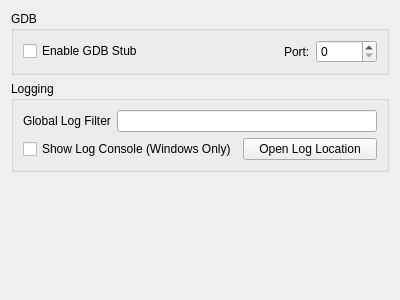
This is src/yuzu/configuration/configure_debug.ui in rorrim-rorrim/eden-alt as Qt 5 draws it before an edit. The edited form follows.
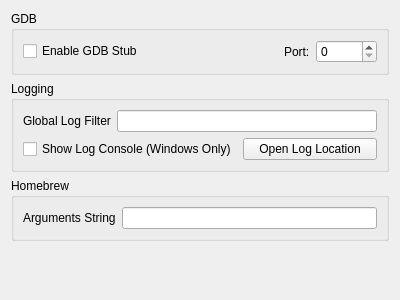
This is the edited form.

Commit message: qt: Add UI option to configure arguments

```diff
--- a/src/yuzu/configuration/configure_debug.ui
+++ b/src/yuzu/configuration/configure_debug.ui
@@ -106,6 +106,29 @@
      </layout>
     </widget>
    </item>
+   <item>
+    <widget class="QGroupBox" name="groupBox_3">
+     <property name="title">
+      <string>Homebrew</string>
+     </property>
+     <layout class="QVBoxLayout" name="verticalLayout">
+      <item>
+       <layout class="QHBoxLayout" name="horizontalLayout">
+        <item>
+         <widget class="QLabel" name="label">
+          <property name="text">
+           <string>Arguments String</string>
+          </property>
+         </widget>
+        </item>
+        <item>
+         <widget class="QLineEdit" name="homebrew_args_edit"/>
+        </item>
+       </layout>
+      </item>
+     </layout>
+    </widget>
+   </item>
    <item>
     <spacer name="verticalSpacer">
      <property name="orientation">
```
The commit also changes 2 other files.
